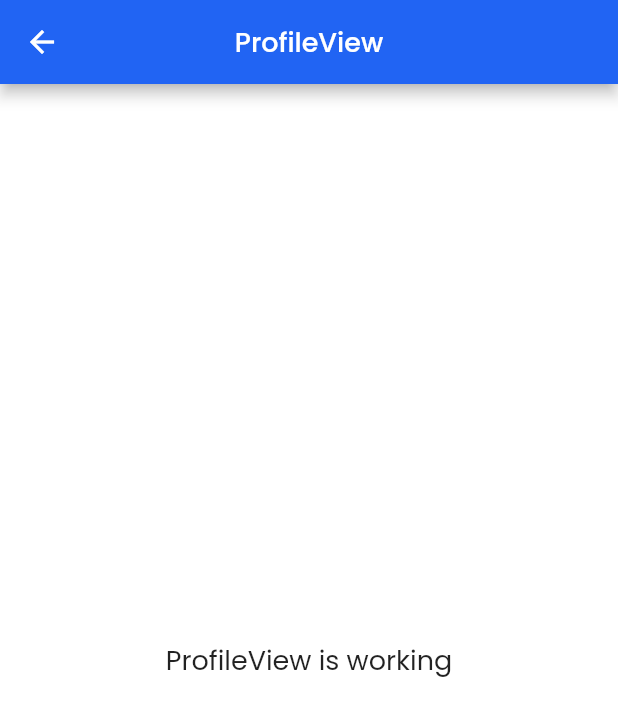
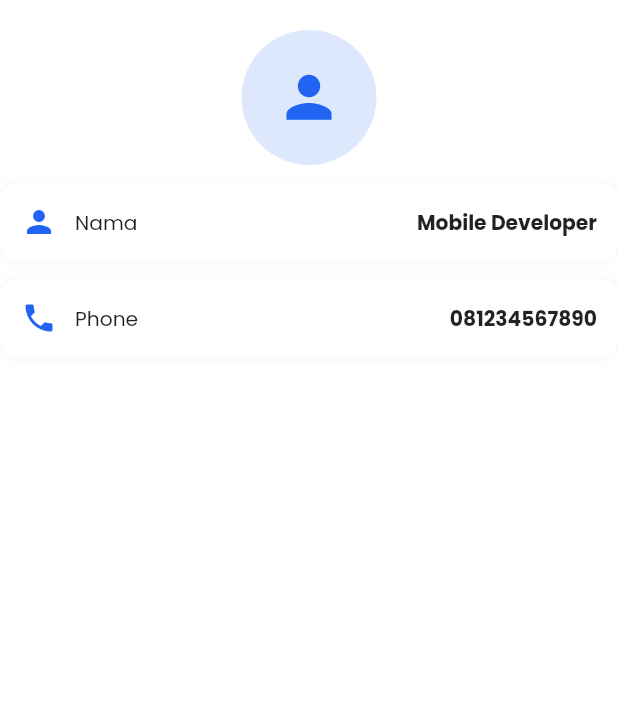
Before and after one commit to ivanismail/nobre, a Flutter app: the ProfileView screen opened by its route, on a phone screen of 412 x 824 dp. Shown: the top 716 px of the screen. Run offline on Flutter 3.47's test engine with Material 2 defaults, Android fonts, the phone set to English and light mode, and no system bars; our stand-ins replace cached_network_image, double_back_to_close_app, flutter_svg, get, google_fonts; missing offline and left inert: weekly_date_picker; network calls fail.

Commit message:
add: profile view and routing menu

```diff
--- a/lib/app/modules/profile/views/profile_view.dart
+++ b/lib/app/modules/profile/views/profile_view.dart
@@ -1,23 +1,64 @@
-import 'package:flutter/material.dart';
+import '../../../export.dart';
 
-import 'package:get/get.dart';
+class ProfileView extends StatefulWidget {
+  const ProfileView({super.key});
 
-import '../controllers/profile_controller.dart';
+  @override
+  State<ProfileView> createState() => _ProfileViewState();
+}
 
-class ProfileView extends GetView<ProfileController> {
+class _ProfileViewState extends State<ProfileView> {
   @override
   Widget build(BuildContext context) {
     return Scaffold(
-      appBar: AppBar(
-        title: Text('ProfileView'),
-        centerTitle: true,
-      ),
-      body: Center(
-        child: Text(
-          'ProfileView is working',
-          style: TextStyle(fontSize: 20),
+      body: SafeArea(
+        child: Column(
+          children: [
+            Spacing(height: PAGE_WRAPPER),
+            //* Avatar
+            CircleAvatar(
+              radius: 45,
+              backgroundColor: XColor.primary().withOpacity(0.15),
+              child: Icon(
+                Icons.person,
+                size: 45,
+                color: XColor.primary(),
+              ),
+            ),
+            Spacing(),
+            _profileItem(Icons.person, "Nama", 'Mobile Developer'),
+            Spacing(),
+            _profileItem(Icons.phone, "Phone", '081234567890'),
+            Spacing(),
+          ],
         ),
       ),
     );
   }
+
+  Widget _profileItem(IconData icon, String title, String value) {
+    return Container(
+      padding: const EdgeInsets.all(14),
+      decoration: BoxDecoration(
+        color: XColor.netral1(),
+        borderRadius: BorderRadius.circular(12),
+        boxShadow: [
+          BoxShadow(
+            blurRadius: 6,
+            color: Colors.black.withOpacity(0.05),
+          )
+        ],
+      ),
+      child: Row(
+        children: [
+          Icon(icon, color: XColor.primary()),
+          Spacing(width: 12),
+          Expanded(
+            child: Text(title, style: h3n),
+          ),
+          Text(value, style: h3b)
+        ],
+      ),
+    );
+  }
 }
--- a/lib/app/modules/wrapper/controllers/wrapper_controller.dart
+++ b/lib/app/modules/wrapper/controllers/wrapper_controller.dart
@@ -3,6 +3,7 @@ import 'package:get/get.dart';
 
 import '../../../widgets/bottom_navbar.dart';
 import '../../home/views/home_view.dart';
+import '../../profile/views/profile_view.dart';
 
 class WrapperController extends GetxController {
   final pageIndex = 0.obs;
@@ -12,7 +13,7 @@ class WrapperController extends GetxController {
     return [
       HomeView(),
       HomeView(),
-      HomeView(),
+      ProfileView(),
     ];
   }
 
```
